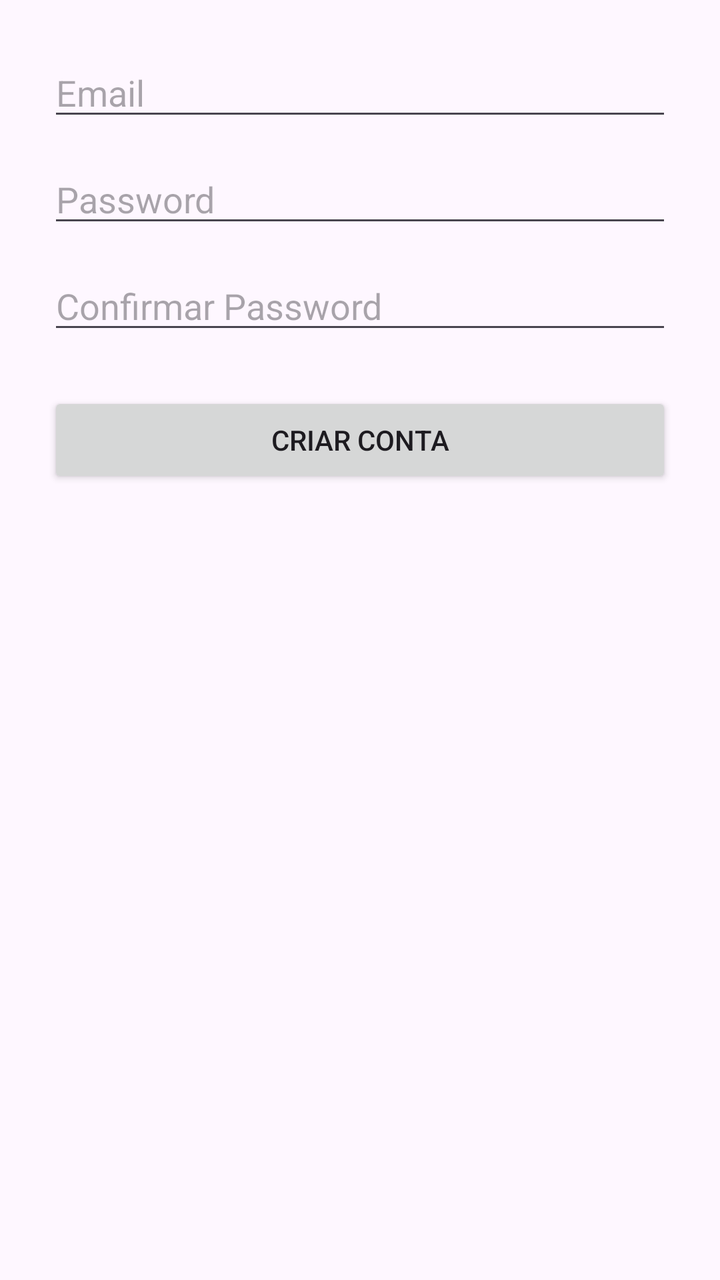
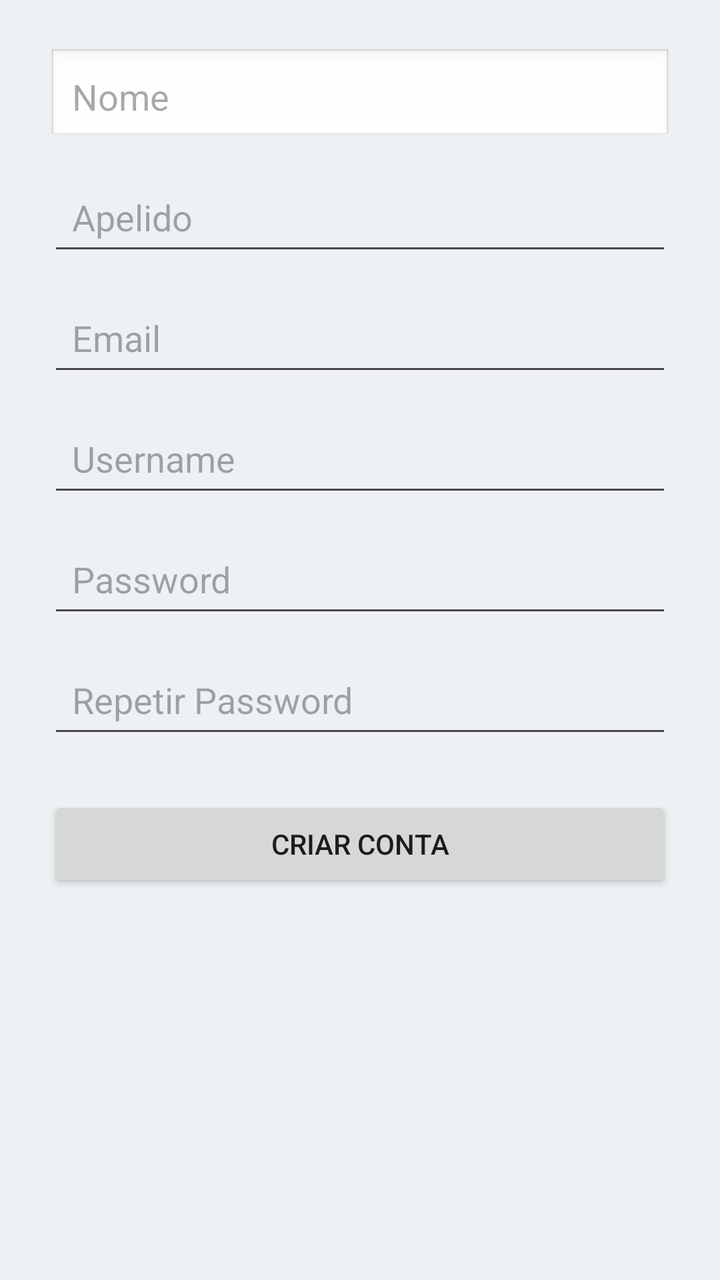

Screens rendered from an Android XML layout before and after an edit, with the pre-edit source and the edit as a unified diff.
<!-- AndroidManifest.xml: application theme Theme.TarefasAPI -->
<!-- res/layout/activity_register.xml -->
<?xml version="1.0" encoding="utf-8"?>
<LinearLayout xmlns:android="http://schemas.android.com/apk/res/android"
    android:layout_width="match_parent"
    android:layout_height="match_parent"
    android:orientation="vertical"
    android:padding="24dp">

    
    <EditText
        android:id="@+id/edtRegisterUsername"
        android:layout_width="match_parent"
        android:layout_height="wrap_content"
        android:hint="Email" />

    
    <EditText
        android:id="@+id/edtRegisterPassword"
        android:layout_width="match_parent"
        android:layout_height="wrap_content"
        android:hint="Password"
        android:inputType="textPassword"
        android:layout_marginTop="12dp" />

    
    <EditText
        android:id="@+id/edtRegisterConfirm"
        android:layout_width="match_parent"
        android:layout_height="wrap_content"
        android:hint="Confirmar Password"
        android:inputType="textPassword"
        android:layout_marginTop="12dp" />

    
    <Button
        android:id="@+id/btnCreateAccount"
        android:layout_width="match_parent"
        android:layout_height="wrap_content"
        android:text="Criar Conta"
        android:layout_marginTop="24dp" />

</LinearLayout>
<!-- resources referenced by this layout -->
<resources>
  <style name="Theme.TarefasAPI" parent="Base.Theme.TarefasAPI" />
  <style name="Base.Theme.TarefasAPI" parent="Theme.Material3.DayNight.NoActionBar">
          
          
      </style>
</resources>

<!-- the commit's change to res/layout/activity_register.xml (unified diff, before → after) -->
@@ -1,41 +1,81 @@
 <?xml version="1.0" encoding="utf-8"?>
-<LinearLayout xmlns:android="http://schemas.android.com/apk/res/android"
+<ScrollView xmlns:android="http://schemas.android.com/apk/res/android"
     android:layout_width="match_parent"
     android:layout_height="match_parent"
-    android:orientation="vertical"
-    android:padding="24dp">
+    android:background="#EEF1F4">
 
-    
-    <EditText
-        android:id="@+id/edtRegisterUsername"
+    <LinearLayout
         android:layout_width="match_parent"
         android:layout_height="wrap_content"
-        android:hint="Email" />
+        android:orientation="vertical"
+        android:padding="24dp">
 
-    
-    <EditText
-        android:id="@+id/edtRegisterPassword"
-        android:layout_width="match_parent"
-        android:layout_height="wrap_content"
-        android:hint="Password"
-        android:inputType="textPassword"
-        android:layout_marginTop="12dp" />
+        
+        <EditText
+            android:id="@+id/edtName"
+            android:layout_width="match_parent"
+            android:layout_height="wrap_content"
+            android:hint="Nome"
+            android:background="@android:drawable/edit_text"
+            android:padding="12dp" />
 
-    
-    <EditText
-        android:id="@+id/edtRegisterConfirm"
-        android:layout_width="match_parent"
-        android:layout_height="wrap_content"
-        android:hint="Confirmar Password"
-        android:inputType="textPassword"
-        android:layout_marginTop="12dp" />
+        
+        <EditText
+            android:id="@+id/edtSurname"
+            android:layout_width="match_parent"
+            android:layout_height="wrap_content"
+            android:hint="Apelido"
+            android:layout_marginTop="12dp"
+            android:padding="12dp" />
 
-    
-    <Button
-        android:id="@+id/btnCreateAccount"
-        android:layout_width="match_parent"
-        android:layout_height="wrap_content"
-        android:text="Criar Conta"
-        android:layout_marginTop="24dp" />
+        
+        <EditText
+            android:id="@+id/edtEmail"
+            android:layout_width="match_parent"
+            android:layout_height="wrap_content"
+            android:hint="Email"
+            android:inputType="textEmailAddress"
+            android:layout_marginTop="12dp"
+            android:padding="12dp" />
 
-</LinearLayout>
+        
+        <EditText
+            android:id="@+id/edtRegisterUsername"
+            android:layout_width="match_parent"
+            android:layout_height="wrap_content"
+            android:hint="Username"
+            android:layout_marginTop="12dp"
+            android:padding="12dp" />
+
+        
+        <EditText
+            android:id="@+id/edtRegisterPassword"
+            android:layout_width="match_parent"
+            android:layout_height="wrap_content"
+            android:hint="Password"
+            android:inputType="textPassword"
+            android:layout_marginTop="12dp"
+            android:padding="12dp" />
+
+        
+        <EditText
+            android:id="@+id/edtRegisterConfirm"
+            android:layout_width="match_parent"
+            android:layout_height="wrap_content"
+            android:hint="Repetir Password"
+            android:inputType="textPassword"
+            android:layout_marginTop="12dp"
+            android:padding="12dp" />
+
+        
+        <Button
+            android:id="@+id/btnCreateAccount"
+            android:layout_width="match_parent"
+            android:layout_height="wrap_content"
+            android:text="Criar Conta"
+            android:layout_marginTop="24dp"
+            android:padding="14dp" />
+
+    </LinearLayout>
+
+</ScrollView>
